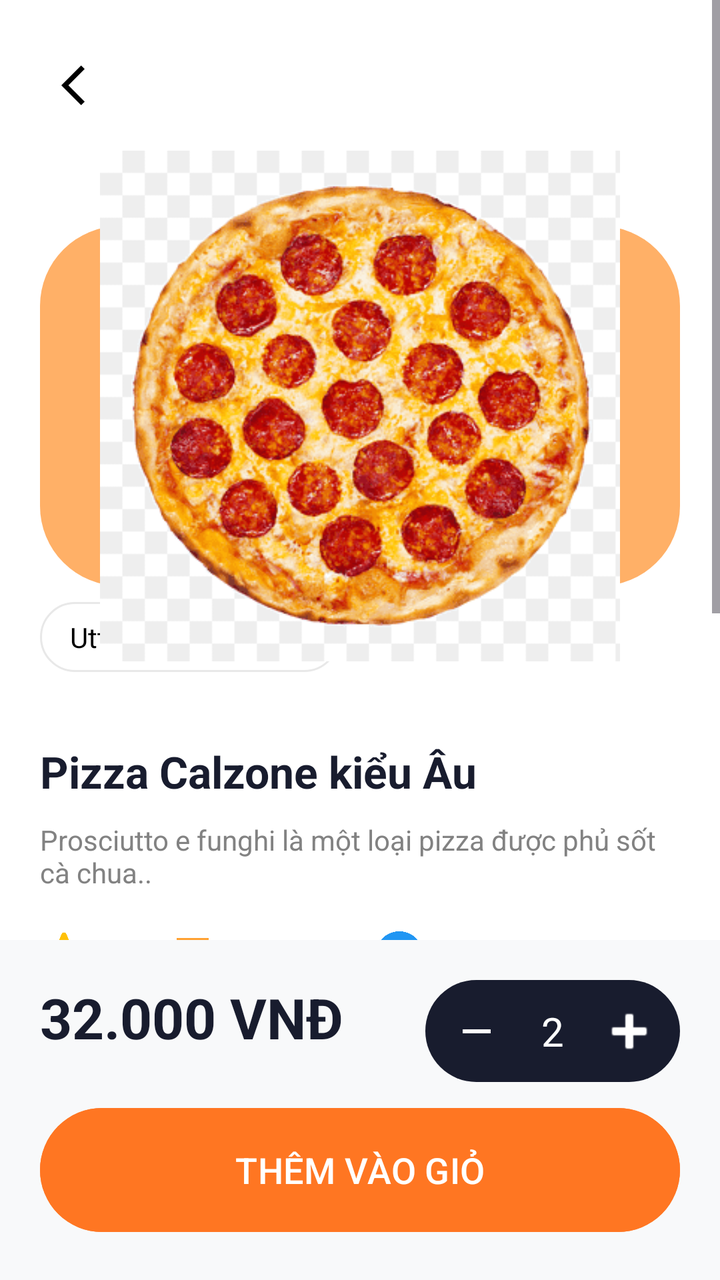
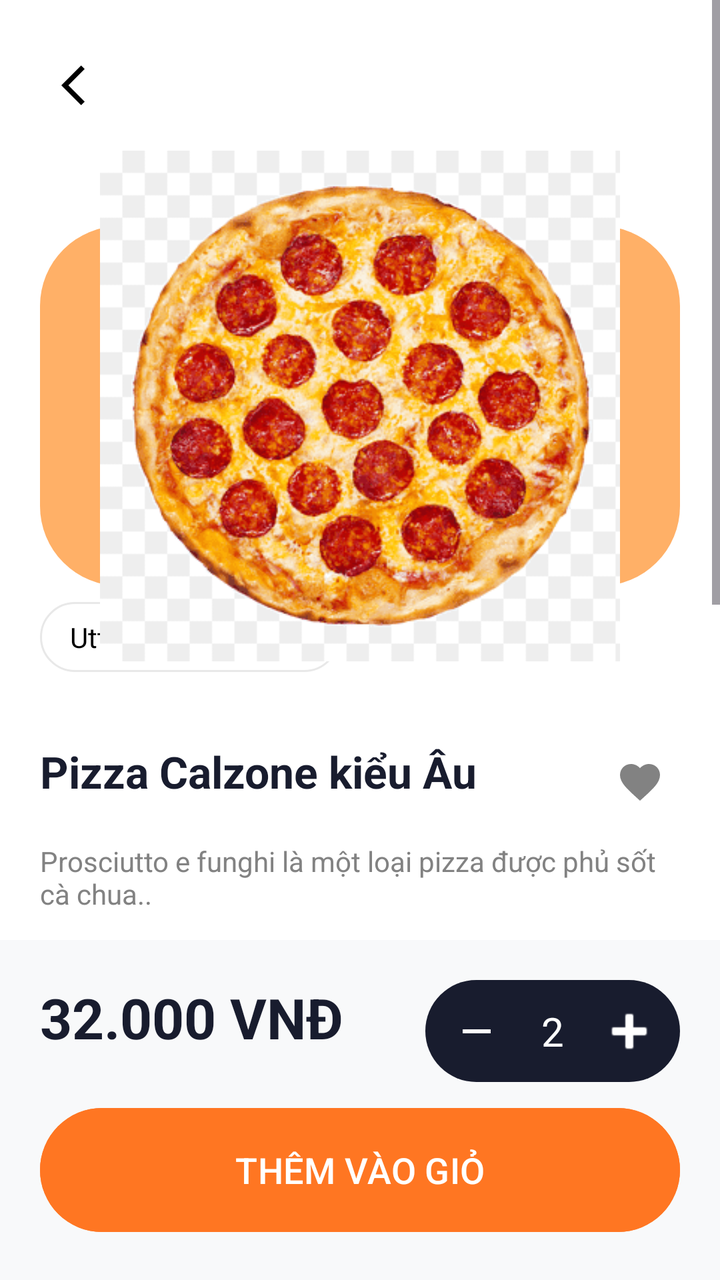

An Android layout rendered at two revisions. The XML below is the earlier revision; the diff shows what the commit changed to produce the second picture.
<!-- AndroidManifest.xml: application theme Theme.NHOM33 -->
<!-- res/layout/activity_details.xml -->
<androidx.constraintlayout.widget.ConstraintLayout
    xmlns:android="http://schemas.android.com/apk/res/android"
    xmlns:app="http://schemas.android.com/apk/res-auto"
    xmlns:tools="http://schemas.android.com/tools"
    android:layout_width="match_parent"
    android:layout_height="match_parent"
    android:background="#FFFFFF">

    <ScrollView
        android:layout_width="match_parent"
        android:layout_height="0dp"
        app:layout_constraintBottom_toTopOf="@+id/bottomBar"
        app:layout_constraintTop_toTopOf="parent">

        <androidx.constraintlayout.widget.ConstraintLayout
            android:layout_width="match_parent"
            android:layout_height="wrap_content"
            android:padding="20dp">

            
            <ImageButton
                android:id="@+id/btnBack"
                android:layout_width="45dp"
                android:layout_height="45dp"
                android:background="@drawable/bg_circle_back"
                android:src="@drawable/baseline_arrow_back_ios_24"
                app:layout_constraintStart_toStartOf="parent"
                app:layout_constraintTop_toTopOf="parent" />

            <View
                android:id="@+id/orangeBg"
                android:layout_width="match_parent"
                android:layout_height="180dp"
                android:layout_marginTop="48dp"
                android:background="@drawable/bg_orange_card"
                app:layout_constraintTop_toBottomOf="@id/btnBack"
                tools:layout_editor_absoluteX="20dp" />

            <LinearLayout
                android:id="@+id/layoutShop"
                android:layout_width="wrap_content"
                android:layout_height="wrap_content"
                android:layout_marginTop="8dp"
                android:background="@drawable/bg_white_outline"
                android:paddingHorizontal="15dp"
                android:paddingVertical="8dp"
                app:layout_constraintStart_toStartOf="parent"
                app:layout_constraintTop_toBottomOf="@id/orangeBg">

                <TextView
                    android:layout_width="wrap_content"
                    android:layout_height="wrap_content"
                    android:text="Uttora Coffe House"
                    android:textColor="#000" />
            </LinearLayout>

            <ImageView
                android:id="@+id/imgProduct"
                android:layout_width="260dp"
                android:layout_height="260dp"
                android:src="@drawable/pizza_img"
                android:elevation="10dp"
                app:layout_constraintBottom_toBottomOf="@id/orangeBg"
                app:layout_constraintEnd_toEndOf="@id/orangeBg"
                app:layout_constraintStart_toStartOf="@id/orangeBg"
                app:layout_constraintTop_toTopOf="@id/orangeBg" />

            
            <TextView
                android:id="@+id/tvMainTitle"
                android:layout_width="match_parent"
                android:layout_height="wrap_content"
                android:layout_marginTop="35dp"
                android:text="Pizza Calzone kiểu Âu"
                android:textColor="#181C2E"
                android:textSize="22sp"
                android:textStyle="bold"
                app:layout_constraintTop_toBottomOf="@id/layoutShop" />

            <TextView
                android:id="@+id/tvDescription"
                android:layout_width="match_parent"
                android:layout_height="wrap_content"
                android:layout_marginTop="10dp"
                android:text="Prosciutto e funghi là một loại pizza được phủ sốt cà chua.."
                android:textColor="#828282"
                app:layout_constraintTop_toBottomOf="@id/tvMainTitle" />

            
            <LinearLayout
                android:id="@+id/layoutInfo"
                android:layout_width="match_parent"
                android:layout_height="wrap_content"
                android:layout_marginTop="20dp"
                android:gravity="center_vertical"
                android:orientation="horizontal"
                app:layout_constraintTop_toBottomOf="@id/tvDescription">

                <ImageView
                    android:layout_width="24dp"
                    android:layout_height="24dp"
                    android:src="@drawable/ic_star" />
                <TextView
                    android:layout_width="wrap_content"
                    android:layout_height="wrap_content"
                    android:text=" 4.7"
                    android:textStyle="bold"
                    android:textColor="#000"
                    android:layout_marginEnd="20dp"/>

                <ImageView
                    android:layout_width="24dp"
                    android:layout_height="24dp"
                    android:src="@drawable/ic_delivery" />
                <TextView
                    android:layout_width="wrap_content"
                    android:layout_height="wrap_content"
                    android:text=" Miễn phí"
                    android:layout_marginEnd="20dp"/>

                <ImageView
                    android:layout_width="24dp"
                    android:layout_height="24dp"
                    android:src="@drawable/ic_clock" />
                <TextView
                    android:layout_width="wrap_content"
                    android:layout_height="wrap_content"
                    android:text=" 20 phút" />
            </LinearLayout>

            
            <TextView
                android:id="@+id/tvSizeLabel"
                android:layout_width="wrap_content"
                android:layout_height="wrap_content"
                android:layout_marginTop="25dp"
                android:text="Kích thước:"
                android:textStyle="bold"
                app:layout_constraintStart_toStartOf="parent"
                app:layout_constraintTop_toBottomOf="@id/layoutInfo" />

            <LinearLayout
                android:id="@+id/layoutSize"
                android:layout_width="match_parent"
                android:layout_height="wrap_content"
                android:layout_marginTop="10dp"
                android:orientation="horizontal"
                app:layout_constraintTop_toBottomOf="@id/tvSizeLabel">
                <TextView
                    android:layout_width="55dp"
                    android:layout_height="55dp"
                    android:background="@drawable/bg_circle_back"
                    android:gravity="center"
                    android:text="10'" />
                <TextView
                    android:layout_width="55dp"
                    android:layout_height="55dp"
                    android:layout_marginHorizontal="15dp"
                    android:background="@drawable/bg_orange_button"
                    android:gravity="center"
                    android:text="14'"
                    android:textColor="#FFF" />
                <TextView
                    android:layout_width="55dp"
                    android:layout_height="55dp"
                    android:background="@drawable/bg_circle_back"
                    android:gravity="center"
                    android:text="16'" />
            </LinearLayout>

            
            <TextView
                android:id="@+id/tvIngreLabel"
                android:layout_width="wrap_content"
                android:layout_height="wrap_content"
                android:layout_marginTop="25dp"
                android:text="NGUYÊN LIỆU"
                android:textSize="12sp"
                android:textColor="#828282"
                app:layout_constraintTop_toBottomOf="@id/layoutSize"
                app:layout_constraintStart_toStartOf="parent" />

            <LinearLayout
                android:layout_width="match_parent"
                android:layout_height="wrap_content"
                android:layout_marginTop="10dp"
                android:orientation="horizontal"
                app:layout_constraintTop_toBottomOf="@id/tvIngreLabel">

                <ImageView android:layout_width="50dp" android:layout_height="50dp" android:padding="12dp" android:layout_marginEnd="15dp" android:background="@drawable/bg_pink_circle" android:src="@drawable/ic_salt" />
                <ImageView android:layout_width="50dp" android:layout_height="50dp" android:padding="12dp" android:layout_marginEnd="15dp" android:background="@drawable/bg_pink_circle" android:src="@drawable/ic_chicken" />
                <ImageView android:layout_width="50dp" android:layout_height="50dp" android:padding="12dp" android:layout_marginEnd="15dp" android:background="@drawable/bg_pink_circle" android:src="@drawable/ic_onion" />
                <ImageView android:layout_width="50dp" android:layout_height="50dp" android:padding="12dp" android:layout_marginEnd="15dp" android:background="@drawable/bg_pink_circle" android:src="@drawable/ic_garlic" />
                <ImageView android:layout_width="50dp" android:layout_height="50dp" android:padding="12dp" android:background="@drawable/bg_pink_circle" android:src="@drawable/ic_chili" />
            </LinearLayout>

        </androidx.constraintlayout.widget.ConstraintLayout>
    </ScrollView>

    
    <androidx.constraintlayout.widget.ConstraintLayout
        android:id="@+id/bottomBar"
        android:layout_width="match_parent"
        android:layout_height="170dp"
        android:background="#F8F9FA"
        android:padding="20dp"
        app:layout_constraintBottom_toBottomOf="parent"
        tools:layout_editor_absoluteX="0dp">

        <TextView
            android:id="@+id/tvPrice"
            android:layout_width="wrap_content"
            android:layout_height="wrap_content"
            android:text="32.000 VNĐ"
            android:textColor="#181C2E"
            android:textSize="28sp"
            android:textStyle="bold"
            app:layout_constraintBottom_toBottomOf="parent"
            app:layout_constraintStart_toStartOf="parent"
            app:layout_constraintTop_toTopOf="parent"
            app:layout_constraintVertical_bias="0.0" />

        <LinearLayout
            android:layout_width="wrap_content"
            android:layout_height="wrap_content"
            android:background="@drawable/bg_quantity_control"
            android:gravity="center"
            android:padding="8dp"
            app:layout_constraintBottom_toBottomOf="parent"
            app:layout_constraintEnd_toEndOf="parent"
            app:layout_constraintTop_toTopOf="parent"
            app:layout_constraintVertical_bias="0.0">

            <ImageButton
                android:layout_width="35dp"
                android:layout_height="35dp"
                android:background="?attr/selectableItemBackgroundBorderless"
                android:src="@drawable/ic_minus"
                app:tint="#FFF" />

            <TextView
                android:layout_width="wrap_content"
                android:layout_height="wrap_content"
                android:layout_marginHorizontal="15dp"
                android:text="2"
                android:textColor="#FFF"
                android:textSize="20sp" />

            <ImageButton
                android:layout_width="35dp"
                android:layout_height="35dp"
                android:background="?attr/selectableItemBackgroundBorderless"
                android:src="@android:drawable/ic_input_add"
                app:tint="#FFF" />
        </LinearLayout>

        <Button
            android:id="@+id/btn_add_to_cart"
            android:layout_width="match_parent"
            android:layout_height="70dp"
            android:backgroundTint="#ff7622"
            android:text="THÊM VÀO GIỎ"
            android:textSize="18dp"
            app:layout_constraintBottom_toBottomOf="parent"
            app:layout_constraintEnd_toEndOf="parent"
            app:layout_constraintStart_toStartOf="parent" />
    </androidx.constraintlayout.widget.ConstraintLayout>

</androidx.constraintlayout.widget.ConstraintLayout>
<!-- resources referenced by this layout -->
<resources>
  <!-- drawable baseline_arrow_back_ios_24 (drawable) -->
  <vector xmlns:android="http://schemas.android.com/apk/res/android" android:autoMirrored="true" android:height="24dp" android:tint="#000000" android:viewportHeight="24" android:viewportWidth="24" android:width="24dp">
        
      <path android:fillColor="@android:color/white" android:pathData="M11.67,3.87L9.9,2.1 0,12l9.9,9.9 1.77,-1.77L3.54,12z"/>
      
  </vector>
  <!-- drawable bg_circle_back (drawable) -->
  <?xml version="1.0" encoding="utf-8"?>
  <shape xmlns:android="http://schemas.android.com/apk/res/android"
      android:shape="oval"> 
      <solid android:color="#FFFFFF"/> 
      <size android:width="40dp" android:height="40dp"/> 
  </shape>
  <!-- drawable bg_orange_button (drawable) -->
  <shape xmlns:android="http://schemas.android.com/apk/res/android">
      <solid android:color="#FF7A30" /> 
      <corners android:radius="15dp" />
  </shape>
  <!-- drawable bg_orange_card (drawable) -->
  <shape xmlns:android="http://schemas.android.com/apk/res/android">
      <solid android:color="#FFB067" />
      <corners android:radius="40dp" />
  </shape>
  <!-- drawable bg_pink_circle (drawable) -->
  <shape xmlns:android="http://schemas.android.com/apk/res/android" android:shape="oval">
      <solid android:color="#FFF0F0" />
  </shape>
  <!-- drawable bg_quantity_control (drawable) -->
  <shape xmlns:android="http://schemas.android.com/apk/res/android">
      <solid android:color="#181C2E" />
      <corners android:radius="30dp" />
  </shape>
  <!-- drawable bg_white_outline (drawable) -->
  <shape xmlns:android="http://schemas.android.com/apk/res/android">
      <stroke android:width="1dp" android:color="#E8E8E8" />
      <corners android:radius="25dp" />
      <solid android:color="#FFFFFF" />
  </shape>
  <!-- drawable ic_chicken: png bitmap (drawable, 19618 bytes) -->
  <!-- drawable ic_chili: png bitmap (drawable, 14415 bytes) -->
  <!-- drawable ic_clock: png bitmap (drawable, 14994 bytes) -->
  <!-- drawable ic_delivery: png bitmap (drawable, 8542 bytes) -->
  <!-- drawable ic_garlic: png bitmap (drawable, 19528 bytes) -->
  <!-- drawable ic_minus (drawable) -->
  <vector xmlns:android="http://schemas.android.com/apk/res/android" android:height="24dp" android:tint="#000000" android:viewportHeight="24" android:viewportWidth="24" android:width="24dp">
        
      <path android:fillColor="@android:color/white" android:pathData="M19,13H5v-2h14v2z"/>
      
  </vector>
  <!-- drawable ic_onion: png bitmap (drawable, 18960 bytes) -->
  <!-- drawable ic_salt: png bitmap (drawable, 14954 bytes) -->
  <!-- drawable ic_star: png bitmap (drawable, 13086 bytes) -->
  <!-- drawable pizza_img: png bitmap (drawable, 49011 bytes) -->
  <style name="Theme.NHOM33" parent="Base.Theme.NHOM33" />
  <style name="Base.Theme.NHOM33" parent="Theme.Material3.DayNight.NoActionBar">
          
          
      </style>
</resources>

<!-- the commit's change to res/layout/activity_details.xml (unified diff, before → after) -->
@@ -66,16 +66,37 @@
                 app:layout_constraintTop_toTopOf="@id/orangeBg" />
 
             
-            <TextView
-                android:id="@+id/tvMainTitle"
+            <RelativeLayout
+                android:id="@+id/layoutTitle"
                 android:layout_width="match_parent"
                 android:layout_height="wrap_content"
                 android:layout_marginTop="35dp"
-                android:text="Pizza Calzone kiểu Âu"
-                android:textColor="#181C2E"
-                android:textSize="22sp"
-                android:textStyle="bold"
-                app:layout_constraintTop_toBottomOf="@id/layoutShop" />
+                app:layout_constraintTop_toBottomOf="@id/layoutShop">
+
+                <TextView
+                    android:id="@+id/tvMainTitle"
+                    android:layout_width="wrap_content"
+                    android:layout_height="wrap_content"
+                    android:layout_alignParentStart="true"
+                    android:layout_toStartOf="@+id/btnFavorite"
+                    android:layout_marginEnd="10dp"
+                    android:text="Pizza Calzone kiểu Âu"
+                    android:textColor="#181C2E"
+                    android:textSize="22sp"
+                    android:textStyle="bold" />
+
+                <ImageButton
+                    android:id="@+id/btnFavorite"
+                    android:layout_width="40dp"
+                    android:layout_height="40dp"
+                    android:layout_alignParentEnd="true"
+                    android:layout_centerVertical="true"
+                    android:background="@drawable/bg_circle_back"
+                    android:padding="8dp"
+                    android:scaleType="fitCenter"
+                    android:src="@drawable/ic_heart"
+                    app:tint="#828282" />
+            </RelativeLayout>
 
             <TextView
                 android:id="@+id/tvDescription"
@@ -84,7 +105,7 @@
                 android:layout_marginTop="10dp"
                 android:text="Prosciutto e funghi là một loại pizza được phủ sốt cà chua.."
                 android:textColor="#828282"
-                app:layout_constraintTop_toBottomOf="@id/tvMainTitle" />
+                app:layout_constraintTop_toBottomOf="@id/layoutTitle" />
 
             
             <LinearLayout
<!-- resource entries referenced after the edit -->
@@ -43,6 +43,17 @@
   <!-- drawable ic_clock: png bitmap (drawable, 14994 bytes) -->
   <!-- drawable ic_delivery: png bitmap (drawable, 8542 bytes) -->
   <!-- drawable ic_garlic: png bitmap (drawable, 19528 bytes) -->
+  <!-- drawable ic_heart (drawable) -->
+  <?xml version="1.0" encoding="utf-8"?>
+  <vector xmlns:android="http://schemas.android.com/apk/res/android"
+      android:width="24dp"
+      android:height="24dp"
+      android:viewportWidth="24"
+      android:viewportHeight="24">
+      <path
+          android:fillColor="#FF000000"
+          android:pathData="M12,21.35l-1.45,-1.32C5.4,15.36 2,12.28 2,8.5C2,5.42 4.42,3 7.5,3c1.74,0 3.41,0.81 4.5,2.09C13.09,3.81 14.76,3 16.5,3C19.58,3 22,5.42 22,8.5c0,3.78 -3.4,6.86 -8.55,11.54L12,21.35z" />
+  </vector>
   <!-- drawable ic_minus (drawable) -->
   <vector xmlns:android="http://schemas.android.com/apk/res/android" android:height="24dp" android:tint="#000000" android:viewportHeight="24" android:viewportWidth="24" android:width="24dp">
         
